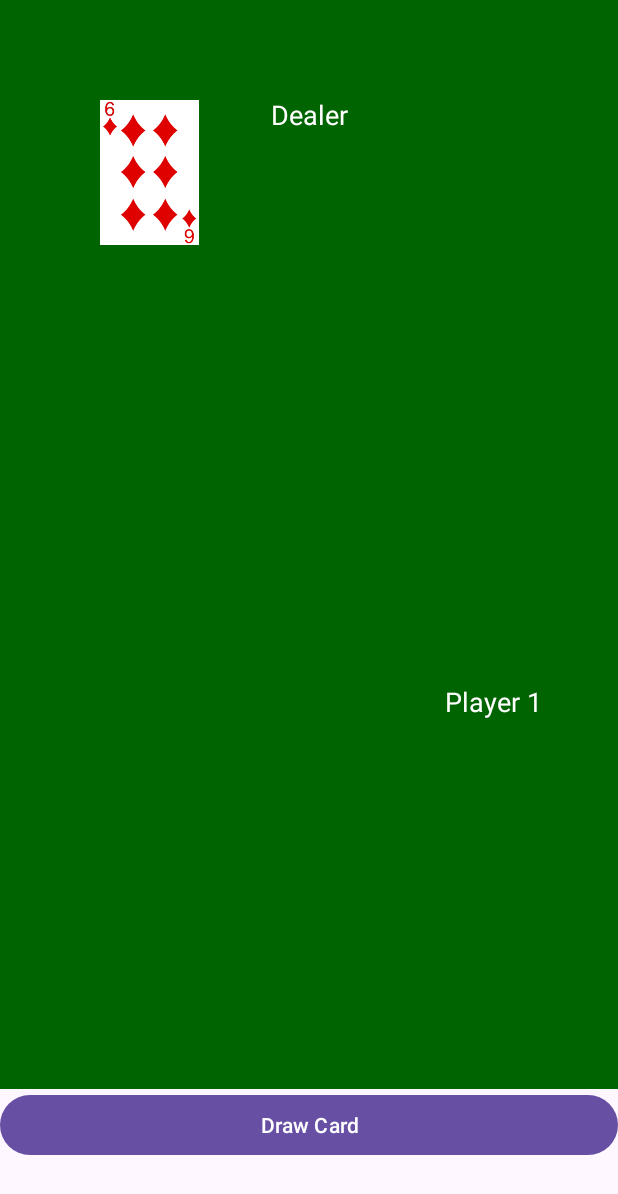
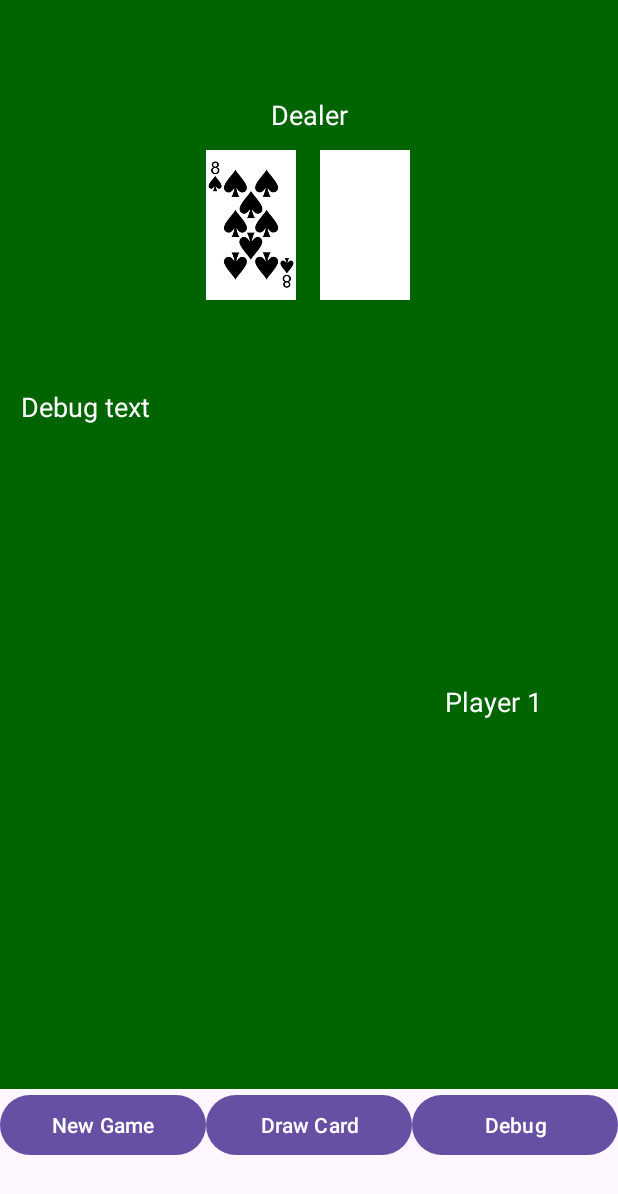
Before and after one commit to djtrame/PsyqoGames, an Android app: the BlackjackActivity screen opened directly, with no data from a screen before it, after a tap on "Draw Card", on a phone screen of 412 x 824 dp. Shown: the top 1194 px of the screen. Run offline under Robolectric (Android 15) with nearby library versions, the light colour scheme and no system bars.

Commit message:
Moving towards setting up an actual game.  Adding support for a debug panel.  Next step to move logic into a dedicated file.

```diff
--- a/app/build.gradle.kts
+++ b/app/build.gradle.kts
@@ -13,8 +13,8 @@ android {
         applicationId = "com.example.psyqogames"
         minSdk = 24
         targetSdk = 36
-        versionCode = 1
-        versionName = "1.0"
+        versionCode = 2
+        versionName = "1.1"
 
         testInstrumentationRunner = "androidx.test.runner.AndroidJUnitRunner"
     }
--- a/app/src/main/java/com/example/psyqogames/Blackjack/Deck.kt
+++ b/app/src/main/java/com/example/psyqogames/Blackjack/Deck.kt
@@ -1,7 +1,7 @@
 package com.example.psyqogames.Blackjack
 
 class Deck {
-    private val cards = mutableListOf<Card>()
+    val cards = mutableListOf<Card>() // Made public
 
     init {
         reset()
--- /dev/null
+++ b/app/src/main/java/com/example/psyqogames/Blackjack/Shoe.kt
@@ -0,0 +1,42 @@
+package com.example.psyqogames.Blackjack
+
+class Shoe(private val numberOfDecks: Int = 1) {
+
+    private val decks = mutableListOf<Deck>()
+
+    init {
+        repeat(numberOfDecks) {
+            decks.add(Deck())
+        }
+        shuffle()
+    }
+
+    fun drawCard(): Card? {
+        var card = decks.lastOrNull()?.drawCard()
+        if (card == null) {
+            // If the last deck is empty, remove it and try drawing from the new last deck
+            if (decks.isNotEmpty()) {
+                decks.removeAt(decks.size - 1)
+            }
+            if (decks.isNotEmpty()) {
+                card = decks.lastOrNull()?.drawCard()
+            }
+            if (card == null && decks.isEmpty()) {
+                // If all decks are empty, reshuffle and try again
+                shuffle()
+                card = decks.lastOrNull()?.drawCard()
+            }
+        }
+        return card
+    }
+
+    fun shuffle() {
+        decks.forEach { it.reset() } // Reset each deck
+        decks.shuffle() // Shuffle the order of the decks themselves
+    }
+
+    fun remainingCards(): Int {
+        // Now correctly calculates remaining cards using the public 'cards' property of Deck
+        return decks.sumOf { it.cards.size }
+    }
+}
--- a/app/src/main/java/com/example/psyqogames/BlackjackActivity.kt
+++ b/app/src/main/java/com/example/psyqogames/BlackjackActivity.kt
@@ -2,20 +2,116 @@ package com.example.psyqogames
 
 import android.os.Bundle
 import android.widget.Button
+import android.widget.ImageView
 import androidx.appcompat.app.AppCompatActivity
+import com.example.psyqogames.Blackjack.Card
+import android.widget.Toast
+import android.app.AlertDialog
+import android.widget.EditText
 
+//todo add a button for debug info and count the cards in the shoe and deck and print them out as we draw more
 class BlackjackActivity : AppCompatActivity() {
     private lateinit var blackjackView: BlackjackView
+    private lateinit var dealerCard1: ImageView
+
+    private lateinit var newGameButton: Button
+    private lateinit var debugButton: Button
+    private lateinit var drawCardButton: Button
+
 
     override fun onCreate(savedInstanceState: Bundle?) {
         super.onCreate(savedInstanceState)
         setContentView(R.layout.activity_blackjack)
 
         blackjackView = findViewById(R.id.blackjack_view)
-        val drawCardButton: Button = findViewById(R.id.draw_card_button)
+        dealerCard1 = findViewById(R.id.dealer_card1_image)
+        newGameButton = findViewById(R.id.new_game_button)
+        debugButton = findViewById(R.id.debug_button)
+        drawCardButton = findViewById(R.id.draw_card_button)
+
 
         drawCardButton.setOnClickListener {
-            blackjackView.drawRandomCard()
+            val drawnCard = blackjackView.drawRandomCard()
+            drawnCard?.let {
+                val resourceId = getResourceIdForCard(it)
+                if (resourceId != 0) {
+                    dealerCard1.setImageResource(resourceId)
+                }
+            }
+        }
+
+        // New Game Button
+        newGameButton.setOnClickListener {
+            showInputPrompt()
+        }
+
+        // Debug Button
+        debugButton.setOnClickListener {
+            // TODO: Implement Debug functionality
+            // For now, we'll just show a brief message to confirm it's working
+            Toast.makeText(this, "Debug button clicked!", Toast.LENGTH_SHORT).show()
+            println("Debug button clicked!") // Optional: log to Logcat
         }
     }
+
+    // Helper function to get the resource ID based on the Card object
+    private fun getResourceIdForCard(card: Card): Int {
+        val suit = card.suit.name.lowercase()
+        val rank = card.rank.name.lowercase()
+        val resourceName = "${suit}_${rank}"
+        return resources.getIdentifier(resourceName, "drawable", packageName)
+    }
+
+    // Inside your Activity or Fragment:
+    fun showInputPrompt() {
+        val builder = AlertDialog.Builder(this)
+        builder.setTitle("Enter Game Settings") // More descriptive title
+
+        // Use a LinearLayout to arrange the two EditTexts vertically
+        val layout = android.widget.LinearLayout(this)
+        layout.orientation = android.widget.LinearLayout.VERTICAL
+        layout.setPadding(48, 0, 48, 0) // Add some padding
+
+        // First EditText for the first value
+        val input1 = EditText(this)
+        input1.hint = "Enter Number of Decks" // Example hint for the first input
+        input1.inputType = android.text.InputType.TYPE_CLASS_NUMBER // Specify it's for numbers
+        layout.addView(input1)
+
+        // Second EditText for the second value
+        val input2 = EditText(this)
+        input2.hint = "Enter Starting Bet" // Example hint for the second input
+        input2.inputType = android.text.InputType.TYPE_CLASS_NUMBER // Specify it's for numbers
+        layout.addView(input2)
+
+        builder.setView(layout) // Set the LinearLayout containing the EditTexts as the view
+
+        // Set up the buttons
+        builder.setPositiveButton("Start Game") { dialog, which ->
+            val userInput1 = input1.text.toString()
+            val userInput2 = input2.text.toString()
+
+            if (userInput1.isNotEmpty() && userInput2.isNotEmpty()) {
+                // Do something with both user inputs
+                // For demonstration, we'll show them in a Toast
+                Toast.makeText(
+                    this,
+                    "Starting game with ${userInput1} decks and bet of ${userInput2}",
+                    Toast.LENGTH_LONG
+                ).show()
+
+                // TODO: Pass these values to your game initialization logic
+                // For example: val numDecks = userInput1.toInt(); val startingBet = userInput2.toInt()
+                //             blackjackView.startGame(numDecks, startingBet)
+            } else {
+                Toast.makeText(this, "Please enter both values", Toast.LENGTH_SHORT).show()
+            }
+        }
+        builder.setNegativeButton("Cancel") { dialog, which ->
+            dialog.cancel() // Close the dialog
+        }
+
+        // Show the dialog
+        builder.show()
+    }
 }
--- a/app/src/main/java/com/example/psyqogames/BlackjackView.kt
+++ b/app/src/main/java/com/example/psyqogames/BlackjackView.kt
@@ -9,7 +9,7 @@ import android.graphics.Paint
 import android.util.AttributeSet
 import android.view.View
 import com.example.psyqogames.Blackjack.Card
-import com.example.psyqogames.Blackjack.Deck
+import com.example.psyqogames.Blackjack.Shoe
 
 class BlackjackView @JvmOverloads constructor(
     context: Context,
@@ -19,14 +19,15 @@ class BlackjackView @JvmOverloads constructor(
 
     private var cardBitmap: Bitmap? = null
     private var cardScale: Float = 0.3f // 70% smaller
-    private val deck = Deck()
+    private val shoe = Shoe(numberOfDecks = 1) // Using a Shoe with 1 deck for simulation
 
     private val cardBasePaint = Paint().apply {
         color = Color.WHITE
     }
 
-    fun drawRandomCard() {
-        val card = deck.drawCard()
+    // This function now returns the drawn Card object
+    fun drawRandomCard(): Card? {
+        val card = shoe.drawCard()
         if (card != null) {
             val resourceId = getResourceIdForCard(card)
             if (resourceId != 0) {
@@ -36,26 +37,26 @@ class BlackjackView @JvmOverloads constructor(
                 cardBitmap = Bitmap.createScaledBitmap(originalBitmap, newWidth, newHeight, true)
             }
         } else {
-            // Optionally, handle the case where the deck is empty
-            deck.reset()
+            // If shoe is empty after trying to draw, it means reset/shuffle happened, clear bitmap
             cardBitmap = null
         }
         invalidate() // Request a redraw
+        return card // Return the drawn card
     }
 
     override fun onDraw(canvas: Canvas) {
         super.onDraw(canvas)
 
-        // Draw the background
+        // Draw the background for the full Blackjack table
         canvas.drawColor(Color.rgb(0, 100, 0))
 
-        // Draw the card and its white background
-        cardBitmap?.let { bitmap ->
-            // Draw the white backing rectangle first
-            canvas.drawRect(100f, 100f, 100f + bitmap.width, 100f + bitmap.height, cardBasePaint)
-            // Draw the card image on top of the white rectangle
-            canvas.drawBitmap(bitmap, 100f, 100f, null)
-        }
+//        // Draw the card and its white background
+//        cardBitmap?.let {
+//            // Draw the white backing rectangle first
+//            canvas.drawRect(100f, 100f, 100f + it.width, 100f + it.height, cardBasePaint)
+//            // Draw the card image on top of the white rectangle
+//            canvas.drawBitmap(it, 100f, 100f, null)
+        //}
     }
 
     private fun getResourceIdForCard(card: Card): Int {
--- a/app/src/main/res/layout/activity_blackjack.xml
+++ b/app/src/main/res/layout/activity_blackjack.xml
@@ -16,7 +16,7 @@
         app:layout_constraintEnd_toEndOf="parent"/>
 
     <TextView
-        android:id="@+id/player1_label2"
+        android:id="@+id/dealer_label"
         android:layout_width="wrap_content"
         android:layout_height="wrap_content"
         android:text="Dealer"
@@ -27,6 +27,20 @@
         app:layout_constraintStart_toStartOf="@id/blackjack_view"
         app:layout_constraintTop_toTopOf="@id/blackjack_view"
         app:layout_constraintVertical_bias="0.091" />
+
+    <TextView
+        android:id="@+id/debug_text"
+        android:layout_width="381dp"
+        android:layout_height="94dp"
+        android:text="Debug text"
+        android:textColor="@android:color/white"
+        android:textSize="18sp"
+        app:layout_constraintBottom_toBottomOf="@id/blackjack_view"
+        app:layout_constraintEnd_toEndOf="@id/blackjack_view"
+        app:layout_constraintHorizontal_bias="0.466"
+        app:layout_constraintStart_toStartOf="@id/blackjack_view"
+        app:layout_constraintTop_toTopOf="@id/blackjack_view"
+        app:layout_constraintVertical_bias="0.409" />
 
     <LinearLayout
         android:id="@+id/dealer_card_panel"
@@ -50,7 +64,8 @@
             android:layout_marginEnd="8dp"
             android:adjustViewBounds="true"
             android:scaleType="centerInside"
-            tools:src="@drawable/clubs_ace" />
+            tools:src="@drawable/clubs_ace"
+            android:background="#FFFFFF"/>
 
         <ImageView
             android:id="@+id/dealer_card2_image"
@@ -59,7 +74,8 @@
             android:layout_marginStart="8dp"
             android:adjustViewBounds="true"
             android:scaleType="centerInside"
-            tools:src="@drawable/spades_king" />
+            tools:src="@drawable/spades_king"
+            android:background="#FFFFFF"/>
 
     </LinearLayout>
 
@@ -83,12 +99,19 @@
         android:id="@+id/controls_layout"
         android:layout_width="match_parent"
         android:layout_height="wrap_content"
-        android:columnCount="2"
-        android:rowCount="2"
+        android:columnCount="3"
+        android:rowCount="3"
         app:layout_constraintBottom_toTopOf="@+id/bottom_spacer"
         app:layout_constraintStart_toStartOf="parent"
         app:layout_constraintEnd_toEndOf="parent"
         app:layout_constraintTop_toBottomOf="@+id/blackjack_view">
+
+        <Button
+            android:id="@+id/new_game_button"
+            android:layout_width="0dp"
+            android:layout_height="wrap_content"
+            android:layout_columnWeight="1"
+            android:text="New Game" />
 
         <Button
             android:id="@+id/draw_card_button"
@@ -96,6 +119,13 @@
             android:layout_height="wrap_content"
             android:layout_columnWeight="1"
             android:text="Draw Card" />
+
+        <Button
+            android:id="@+id/debug_button"
+            android:layout_width="0dp"
+            android:layout_height="wrap_content"
+            android:layout_columnWeight="1"
+            android:text="Debug" />
 
     </GridLayout>
 
```
Also changed, not shown: 1 other file.
